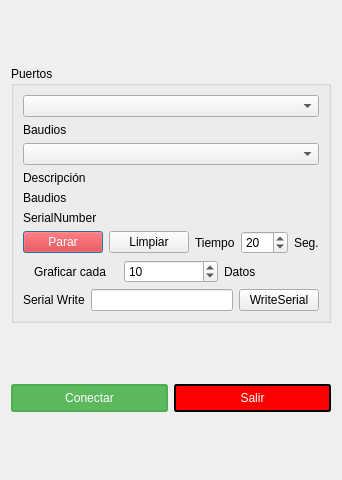
Qt form settingsdialog.ui (hectorda/Bio-Feedback) before a commit.
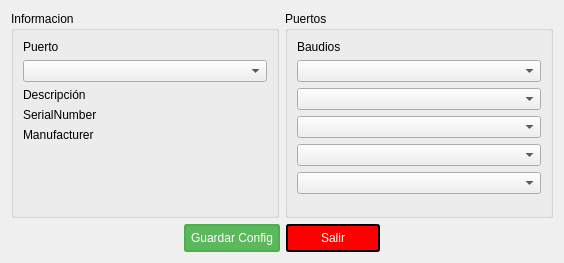
The same form after that commit.

Commit message: Leyendo serial

What changed in the file:
```diff
--- a/settingsdialog.ui
+++ b/settingsdialog.ui
@@ -6,8 +6,8 @@
    <rect>
     <x>0</x>
     <y>0</y>
-    <width>315</width>
-    <height>480</height>
+    <width>564</width>
+    <height>263</height>
    </rect>
   </property>
   <property name="windowTitle">
@@ -15,166 +15,143 @@
   </property>
   <layout class="QVBoxLayout" name="verticalLayout_2">
    <item>
-    <widget class="QGroupBox" name="groupBox">
-     <property name="sizePolicy">
-      <sizepolicy hsizetype="Fixed" vsizetype="Fixed">
-       <horstretch>0</horstretch>
-       <verstretch>0</verstretch>
-      </sizepolicy>
-     </property>
-     <property name="layoutDirection">
-      <enum>Qt::LeftToRight</enum>
-     </property>
-     <property name="autoFillBackground">
-      <bool>false</bool>
-     </property>
-     <property name="title">
-      <string>Puertos</string>
-     </property>
-     <property name="alignment">
-      <set>Qt::AlignLeading|Qt::AlignLeft|Qt::AlignTop</set>
-     </property>
-     <layout class="QVBoxLayout" name="verticalLayout">
-      <item>
-       <widget class="QComboBox" name="portNameCB"/>
-      </item>
-      <item>
-       <widget class="QLabel" name="portNamelabel">
-        <property name="text">
-         <string>Baudios</string>
-        </property>
-       </widget>
-      </item>
-      <item>
-       <widget class="QComboBox" name="baudRateCB"/>
-      </item>
-      <item>
-       <widget class="QLabel" name="description">
-        <property name="text">
-         <string>Descripción</string>
-        </property>
-       </widget>
-      </item>
-      <item>
-       <widget class="QLabel" name="baudRate">
-        <property name="text">
-         <string>Baudios</string>
-        </property>
-       </widget>
-      </item>
-      <item>
-       <widget class="QLabel" name="serialNumber">
-        <property name="text">
-         <string>SerialNumber</string>
-        </property>
-       </widget>
-      </item>
-      <item>
-       <layout class="QHBoxLayout" name="horizontalLayout">
+    <layout class="QHBoxLayout" name="horizontalLayout">
+     <item>
+      <widget class="QGroupBox" name="groupBox_2">
+       <property name="title">
+        <string>Informacion</string>
+       </property>
+       <layout class="QVBoxLayout" name="verticalLayout_3">
         <item>
-         <widget class="QPushButton" name="stopButton">
-          <property name="styleSheet">
-           <string notr="true">background-color: rgb(255, 0, 0);
-color: rgb(255, 255, 255);</string>
-          </property>
+         <widget class="QLabel" name="label">
           <property name="text">
-           <string>Parar</string>
+           <string>Puerto</string>
           </property>
          </widget>
         </item>
         <item>
-         <widget class="QPushButton" name="cleanButton">
+         <widget class="QComboBox" name="comboBoxPortList"/>
+        </item>
+        <item>
+         <widget class="QLabel" name="labelDescription">
           <property name="text">
-           <string>Limpiar</string>
+           <string>Descripción</string>
           </property>
          </widget>
         </item>
         <item>
-         <widget class="QLabel" name="labelTiempo">
+         <widget class="QLabel" name="labelSerialNumber">
           <property name="text">
-           <string>Tiempo</string>
+           <string>SerialNumber</string>
           </property>
          </widget>
         </item>
         <item>
-         <widget class="QSpinBox" name="tiempo">
-          <property name="minimum">
-           <number>1</number>
+         <widget class="QLabel" name="labelManufacturer">
+          <property name="text">
+           <string>Manufacturer</string>
           </property>
-          <property name="maximum">
-           <number>500</number>
-          </property>
-          <property name="value">
-           <number>20</number>
-          </property>
          </widget>
         </item>
         <item>
-         <widget class="QLabel" name="label_4">
-          <property name="text">
-           <string>Seg.</string>
+         <spacer name="verticalSpacer">
+          <property name="orientation">
+           <enum>Qt::Vertical</enum>
           </property>
-         </widget>
+          <property name="sizeHint" stdset="0">
+           <size>
+            <width>20</width>
+            <height>40</height>
+           </size>
+          </property>
+         </spacer>
         </item>
        </layout>
-      </item>
-      <item>
-       <layout class="QHBoxLayout" name="horizontalLayout_4">
-        <item alignment="Qt::AlignHCenter">
-         <widget class="QLabel" name="label_5">
+       <zorder>comboBoxPortList</zorder>
+       <zorder>label</zorder>
+       <zorder>labelDescription</zorder>
+       <zorder>labelSerialNumber</zorder>
+       <zorder>labelManufacturer</zorder>
+       <zorder>pushButtonExit</zorder>
+       <zorder>verticalSpacer</zorder>
+      </widget>
+     </item>
+     <item>
+      <widget class="QGroupBox" name="groupBox">
+       <property name="sizePolicy">
+        <sizepolicy hsizetype="Preferred" vsizetype="Preferred">
+         <horstretch>0</horstretch>
+         <verstretch>0</verstretch>
+        </sizepolicy>
+       </property>
+       <property name="layoutDirection">
+        <enum>Qt::LeftToRight</enum>
+       </property>
+       <property name="autoFillBackground">
+        <bool>false</bool>
+       </property>
+       <property name="title">
+        <string>Puertos</string>
+       </property>
+       <property name="alignment">
+        <set>Qt::AlignLeading|Qt::AlignLeft|Qt::AlignTop</set>
+       </property>
+       <layout class="QVBoxLayout" name="verticalLayout">
+        <item>
+         <widget class="QLabel" name="portNamelabel">
           <property name="text">
-           <string>Graficar cada</string>
+           <string>Baudios</string>
           </property>
          </widget>
         </item>
-        <item alignment="Qt::AlignVCenter">
-         <widget class="QSpinBox" name="frecgraph">
-          <property name="minimum">
-           <number>1</number>
-          </property>
-          <property name="value">
-           <number>10</number>
-          </property>
-         </widget>
+        <item>
+         <widget class="QComboBox" name="comboBoxBaudRate"/>
         </item>
         <item>
-         <widget class="QLabel" name="label_6">
-          <property name="text">
-           <string>Datos</string>
-          </property>
-         </widget>
+         <widget class="QComboBox" name="comboBoxDataBits"/>
         </item>
-       </layout>
-      </item>
-      <item>
-       <layout class="QFormLayout" name="formLayout"/>
-      </item>
-      <item>
-       <layout class="QHBoxLayout" name="horizontalLayout_5">
         <item>
-         <widget class="QLabel" name="label_7">
-          <property name="text">
-           <string>Serial Write</string>
-          </property>
-         </widget>
+         <widget class="QComboBox" name="comboBoxParity"/>
         </item>
         <item>
-         <widget class="QLineEdit" name="serialDataLineEdit"/>
+         <widget class="QComboBox" name="comboBoxBits"/>
         </item>
         <item>
-         <widget class="QPushButton" name="writeSerial">
-          <property name="text">
-           <string>WriteSerial</string>
+         <widget class="QComboBox" name="comboBoxFlowControl"/>
+        </item>
+        <item>
+         <spacer name="verticalSpacer_2">
+          <property name="orientation">
+           <enum>Qt::Vertical</enum>
           </property>
-         </widget>
+          <property name="sizeHint" stdset="0">
+           <size>
+            <width>20</width>
+            <height>40</height>
+           </size>
+          </property>
+         </spacer>
         </item>
        </layout>
-      </item>
-     </layout>
-    </widget>
+      </widget>
+     </item>
+    </layout>
    </item>
    <item>
     <layout class="QHBoxLayout" name="horizontalLayout_2">
+     <item>
+      <spacer name="horizontalSpacer">
+       <property name="orientation">
+        <enum>Qt::Horizontal</enum>
+       </property>
+       <property name="sizeHint" stdset="0">
+        <size>
+         <width>40</width>
+         <height>20</height>
+        </size>
+       </property>
+      </spacer>
+     </item>
      <item>
       <widget class="QPushButton" name="pushButtonOK">
        <property name="styleSheet">
@@ -198,7 +175,7 @@
 }</string>
        </property>
        <property name="text">
-        <string>Conectar</string>
+        <string>Guardar Config</string>
        </property>
        <property name="default">
         <bool>false</bool>
@@ -234,6 +211,19 @@
        </property>
       </widget>
      </item>
+     <item>
+      <spacer name="horizontalSpacer_2">
+       <property name="orientation">
+        <enum>Qt::Horizontal</enum>
+       </property>
+       <property name="sizeHint" stdset="0">
+        <size>
+         <width>40</width>
+         <height>20</height>
+        </size>
+       </property>
+      </spacer>
+     </item>
     </layout>
    </item>
   </layout>
```
Left out of the diff: 3 changed lines with no effect on the pictures. The commit also changes 5 other files.
